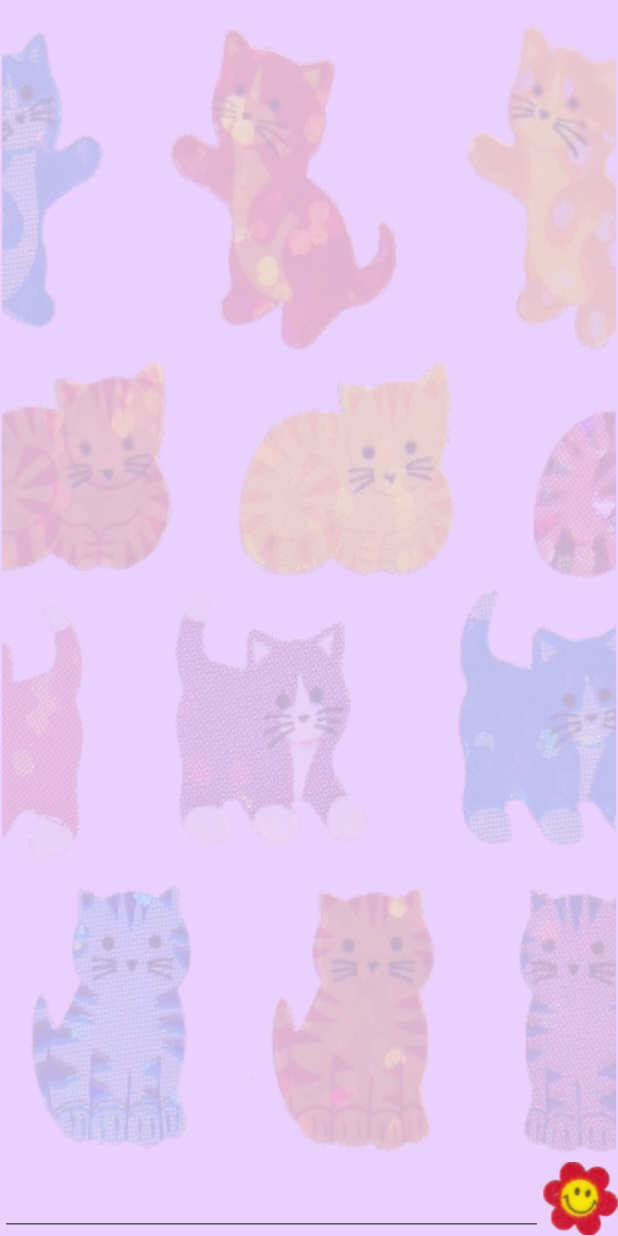
After one commit to iamagirl99/Unithon-1, an Android app: the CommentActivity screen opened directly, with no data from a screen before it, on a phone screen of 412 x 824 dp. The commit adds this screen. Run offline under Robolectric (Android 15) with nearby library versions, the phone set to English and light mode, and no system bars.

Commit message:
update changes

```diff
--- /dev/null
+++ b/app/src/main/java/com/example/unithon/CommentActivity.java
@@ -0,0 +1,14 @@
+package com.example.unithon;
+
+import androidx.appcompat.app.AppCompatActivity;
+
+import android.os.Bundle;
+
+public class CommentActivity extends AppCompatActivity {
+
+    @Override
+    protected void onCreate(Bundle savedInstanceState) {
+        super.onCreate(savedInstanceState);
+        setContentView(R.layout.activity_comment);
+    }
+}
--- /dev/null
+++ b/app/src/main/res/font/font.xml
@@ -0,0 +1,6 @@
+<?xml version="1.0" encoding="utf-8"?>
+<font-family xmlns:android="http://schemas.android.com/apk/res/android">
+    <font android:fontStyle="normal"
+        android:fontWeight="400"
+        android:font="@font/adamina"/>
+</font-family>
--- /dev/null
+++ b/app/src/main/res/layout/activity_comment.xml
@@ -0,0 +1,40 @@
+<?xml version="1.0" encoding="utf-8"?>
+<androidx.constraintlayout.widget.ConstraintLayout xmlns:android="http://schemas.android.com/apk/res/android"
+    xmlns:app="http://schemas.android.com/apk/res-auto"
+    xmlns:tools="http://schemas.android.com/tools"
+    android:layout_width="match_parent"
+    android:layout_height="match_parent"
+    android:background="@color/background"
+    tools:context=".CommentActivity">
+
+    <androidx.recyclerview.widget.RecyclerView
+        android:layout_width="409dp"
+        android:layout_height="0dp"
+        android:background="@drawable/background_cats"
+        app:layout_constraintBottom_toTopOf="@+id/editTextTextMultiLine"
+        app:layout_constraintEnd_toEndOf="parent"
+        app:layout_constraintStart_toStartOf="parent"
+        app:layout_constraintTop_toTopOf="parent" />
+
+    <EditText
+        android:id="@+id/editTextTextMultiLine"
+        android:layout_width="0dp"
+        android:layout_height="wrap_content"
+        android:ems="10"
+        android:gravity="start|top"
+        android:inputType="textMultiLine"
+        app:layout_constraintBottom_toBottomOf="parent"
+        app:layout_constraintEnd_toStartOf="@+id/imageButton5"
+        app:layout_constraintStart_toStartOf="parent" />
+
+    <ImageButton
+        android:id="@+id/imageButton5"
+        android:layout_width="50dp"
+        android:layout_height="50dp"
+        android:background="@android:color/transparent"
+        android:scaleType="fitCenter"
+        app:layout_constraintBottom_toBottomOf="parent"
+        app:layout_constraintEnd_toEndOf="parent"
+        app:srcCompat="@drawable/ic_flower" />
+
+</androidx.constraintlayout.widget.ConstraintLayout>
--- a/app/src/main/res/layout/activity_diary.xml
+++ b/app/src/main/res/layout/activity_diary.xml
@@ -30,7 +30,8 @@
             android:text="My Diary"
             android:textAlignment="center"
             android:textColor="@color/black"
-            android:textSize="30sp" />
+            android:textSize="30sp"
+            android:fontFamily="@font/adamina"/>
 
 
         <ImageView
@@ -93,6 +94,7 @@
             android:text="Member: 5/7"
             android:textColor="@color/black"
             android:textSize="18sp"
+            android:fontFamily="@font/adamina"
             android:layout_marginStart="30dp"/>
 
         <TextView
@@ -101,6 +103,7 @@
             android:text="Today : Your turn"
             android:textColor="@color/black"
             android:textSize="18sp"
+            android:fontFamily="@font/adamina"
             android:layout_marginStart="30dp"/>
     </LinearLayout>
 </LinearLayout>
--- a/app/src/main/res/layout/activity_read.xml
+++ b/app/src/main/res/layout/activity_read.xml
@@ -29,6 +29,7 @@
         android:textAlignment="center"
         android:textColor="@color/black"
         android:textSize="30sp"
+        android:fontFamily="@font/adamina"
         app:layout_constraintEnd_toStartOf="@+id/imgv_read_right"
         app:layout_constraintStart_toEndOf="@+id/imgv_read_left"
         app:layout_constraintTop_toTopOf="parent" />
```
Also changed, not shown: app/src/main/AndroidManifest.xml (+6 -2 lines), app/src/main/res/layout/comment.xml (added, +72 -0 lines), app/src/main/res/font/adamina.ttf (added).
